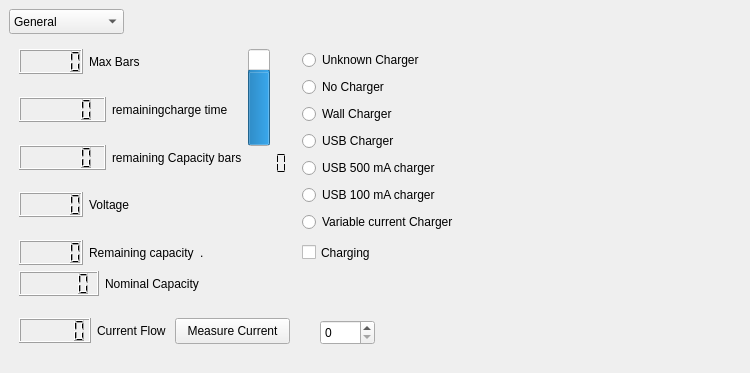
The window that examples/sysinfo/dialog_small_landscape.ui (qtproject/qt-mobility) describes before a commit, drawn with Qt 5.
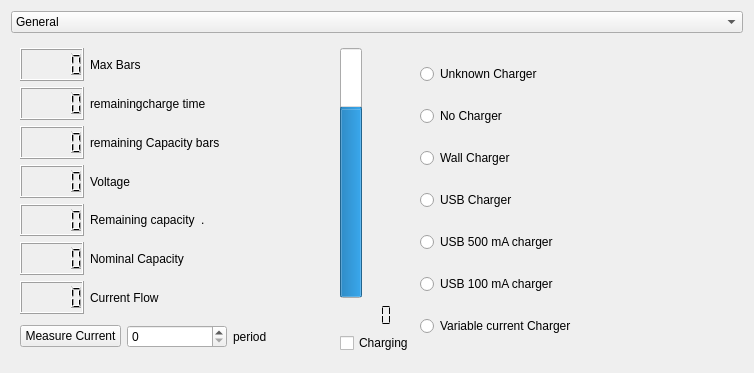
The same window after the commit. The open tabs and pages were chosen to show the change. Icons and pictures are not drawn.

Commit message: fix layout of batteryinfo

Diff of the .ui file:
```diff
--- a/examples/sysinfo/dialog_small_landscape.ui
+++ b/examples/sysinfo/dialog_small_landscape.ui
@@ -13,15 +13,9 @@
   <property name="windowTitle">
    <string>System Information</string>
   </property>
+  <layout class="QGridLayout" name="gridLayout_6">
+   <item row="0" column="0">
   <widget class="QComboBox" name="comboBox">
-   <property name="geometry">
-    <rect>
-     <x>9</x>
-     <y>9</y>
-     <width>115</width>
-     <height>25</height>
-    </rect>
-   </property>
    <item>
     <property name="text">
      <string>General</string>
@@ -78,15 +72,9 @@
     </property>
    </item>
   </widget>
+   </item>
+   <item row="1" column="0">
   <widget class="QStackedWidget" name="stackedWidget">
-   <property name="geometry">
-    <rect>
-     <x>10</x>
-     <y>40</y>
-     <width>732</width>
-     <height>313</height>
-    </rect>
-   </property>
    <property name="currentIndex">
     <number>0</number>
    </property>
@@ -674,41 +662,268 @@
     </layout>
    </widget>
    <widget class="QWidget" name="page_5">
+      <layout class="QGridLayout" name="gridLayout_10">
+       <item row="0" column="0" rowspan="2">
+        <layout class="QVBoxLayout" name="verticalLayout_3">
+         <item>
+          <layout class="QHBoxLayout" name="horizontalLayout_9">
+           <item>
+            <widget class="QLCDNumber" name="maxBarslcdNumber"/>
+           </item>
+           <item>
+            <widget class="QLabel" name="label_8">
+             <property name="text">
+              <string>Max Bars</string>
+             </property>
+            </widget>
+           </item>
+           <item>
+            <spacer name="horizontalSpacer_2">
+             <property name="orientation">
+              <enum>Qt::Horizontal</enum>
+             </property>
+             <property name="sizeHint" stdset="0">
+              <size>
+               <width>40</width>
+               <height>20</height>
+              </size>
+             </property>
+            </spacer>
+           </item>
+          </layout>
+         </item>
+         <item>
+          <layout class="QHBoxLayout" name="horizontalLayout_6">
+           <item>
+            <widget class="QLCDNumber" name="chargeTimelcdNumber"/>
+           </item>
+           <item>
+            <widget class="QLabel" name="label_5">
+             <property name="text">
+              <string>remainingcharge time</string>
+             </property>
+            </widget>
+           </item>
+           <item>
+            <spacer name="horizontalSpacer_3">
+             <property name="orientation">
+              <enum>Qt::Horizontal</enum>
+             </property>
+             <property name="sizeHint" stdset="0">
+              <size>
+               <width>40</width>
+               <height>20</height>
+              </size>
+             </property>
+            </spacer>
+           </item>
+          </layout>
+         </item>
+         <item>
+          <layout class="QHBoxLayout" name="horizontalLayout_8">
+           <item>
+            <widget class="QLCDNumber" name="remainingCapBarslcdNumber"/>
+           </item>
+           <item>
+            <widget class="QLabel" name="label_7">
+             <property name="text">
+              <string>remaining Capacity bars</string>
+             </property>
+            </widget>
+           </item>
+           <item>
+            <spacer name="horizontalSpacer_4">
+             <property name="orientation">
+              <enum>Qt::Horizontal</enum>
+             </property>
+             <property name="sizeHint" stdset="0">
+              <size>
+               <width>40</width>
+               <height>20</height>
+              </size>
+             </property>
+            </spacer>
+           </item>
+          </layout>
+         </item>
+         <item>
+          <layout class="QHBoxLayout" name="horizontalLayout_5">
+           <item>
+            <widget class="QLCDNumber" name="voltagelcdNumber"/>
+           </item>
+           <item>
+            <widget class="QLabel" name="label_4">
+             <property name="text">
+              <string>Voltage</string>
+             </property>
+            </widget>
+           </item>
+           <item>
+            <spacer name="horizontalSpacer_5">
+             <property name="orientation">
+              <enum>Qt::Horizontal</enum>
+             </property>
+             <property name="sizeHint" stdset="0">
+              <size>
+               <width>40</width>
+               <height>20</height>
+              </size>
+             </property>
+            </spacer>
+           </item>
+          </layout>
+         </item>
+         <item>
+          <layout class="QHBoxLayout" name="horizontalLayout_3">
+           <item>
+            <widget class="QLCDNumber" name="remainCaplcdNumber"/>
+           </item>
+           <item>
+            <widget class="QLabel" name="label_2">
+             <property name="text">
+              <string>Remaining capacity</string>
+             </property>
+            </widget>
+           </item>
+           <item>
+            <widget class="QLabel" name="energyMeasurementUnit">
+             <property name="text">
+              <string>.</string>
+             </property>
+            </widget>
+           </item>
+           <item>
+            <spacer name="horizontalSpacer_6">
+             <property name="orientation">
+              <enum>Qt::Horizontal</enum>
+             </property>
+             <property name="sizeHint" stdset="0">
+              <size>
+               <width>40</width>
+               <height>20</height>
+              </size>
+             </property>
+            </spacer>
+           </item>
+          </layout>
+         </item>
+         <item>
+          <layout class="QHBoxLayout" name="horizontalLayout_2">
+           <item>
+            <widget class="QLCDNumber" name="NominalCaplcdNumber"/>
+           </item>
+           <item>
+            <widget class="QLabel" name="label">
+             <property name="text">
+              <string>Nominal Capacity</string>
+             </property>
+            </widget>
+           </item>
+           <item>
+            <spacer name="horizontalSpacer_7">
+             <property name="orientation">
+              <enum>Qt::Horizontal</enum>
+             </property>
+             <property name="sizeHint" stdset="0">
+              <size>
+               <width>40</width>
+               <height>20</height>
+              </size>
+             </property>
+            </spacer>
+           </item>
+          </layout>
+         </item>
+         <item>
+          <layout class="QHBoxLayout" name="horizontalLayout_7">
+           <item>
+            <widget class="QLCDNumber" name="currentFLowlcdNumber"/>
+           </item>
+           <item>
+            <widget class="QLabel" name="label_6">
+             <property name="text">
+              <string>Current Flow</string>
+             </property>
+            </widget>
+           </item>
+           <item>
+            <spacer name="horizontalSpacer_8">
+             <property name="orientation">
+              <enum>Qt::Horizontal</enum>
+             </property>
+             <property name="sizeHint" stdset="0">
+              <size>
+               <width>40</width>
+               <height>20</height>
+              </size>
+             </property>
+            </spacer>
+           </item>
+          </layout>
+         </item>
+         <item>
+          <layout class="QHBoxLayout" name="horizontalLayout_4">
+           <item>
     <widget class="QPushButton" name="startMeasurementPushButton">
-     <property name="geometry">
-      <rect>
-       <x>165</x>
-       <y>278</y>
-       <width>115</width>
-       <height>26</height>
-      </rect>
-     </property>
      <property name="text">
       <string>Measure Current</string>
      </property>
     </widget>
-    <widget class="QCheckBox" name="chargingCheckBox">
-     <property name="geometry">
-      <rect>
-       <x>292</x>
-       <y>202</y>
-       <width>80</width>
-       <height>21</height>
-      </rect>
-     </property>
+           </item>
+           <item>
+            <widget class="QSpinBox" name="currentMeasurementSpinBox"/>
+           </item>
+           <item>
+            <widget class="QLabel" name="label_3">
      <property name="text">
-      <string>Charging</string>
-     </property>
-    </widget>
-    <widget class="QWidget" name="layoutWidget">
-     <property name="geometry">
-      <rect>
-       <x>292</x>
-       <y>9</y>
-       <width>179</width>
-       <height>185</height>
-      </rect>
-     </property>
+              <string>period</string>
+             </property>
+            </widget>
+           </item>
+          </layout>
+         </item>
+        </layout>
+       </item>
+       <item row="0" column="1">
+        <layout class="QVBoxLayout" name="verticalLayout_2">
+         <item>
+          <widget class="QProgressBar" name="batteryLevelBar">
+           <property name="sizePolicy">
+            <sizepolicy hsizetype="Fixed" vsizetype="MinimumExpanding">
+             <horstretch>0</horstretch>
+             <verstretch>0</verstretch>
+            </sizepolicy>
+           </property>
+           <property name="maximum">
+            <number>100</number>
+           </property>
+           <property name="value">
+            <number>75</number>
+           </property>
+           <property name="orientation">
+            <enum>Qt::Vertical</enum>
+           </property>
+          </widget>
+         </item>
+         <item>
+          <widget class="QLCDNumber" name="lcdNumber">
+           <property name="frameShape">
+            <enum>QFrame::NoFrame</enum>
+           </property>
+           <property name="frameShadow">
+            <enum>QFrame::Plain</enum>
+           </property>
+           <property name="numDigits">
+            <number>3</number>
+           </property>
+           <property name="segmentStyle">
+            <enum>QLCDNumber::Flat</enum>
+           </property>
+          </widget>
+         </item>
+        </layout>
+       </item>
+       <item row="0" column="2" rowspan="2">
      <layout class="QVBoxLayout" name="verticalLayout">
       <item>
        <widget class="QRadioButton" name="radioButton">
@@ -808,225 +1023,15 @@
        </widget>
       </item>
      </layout>
-    </widget>
-    <widget class="QWidget" name="layoutWidget">
-     <property name="geometry">
-      <rect>
-       <x>238</x>
-       <y>9</y>
-       <width>48</width>
-       <height>126</height>
-      </rect>
-     </property>
-     <layout class="QVBoxLayout" name="verticalLayout_2">
-      <item>
-       <widget class="QProgressBar" name="batteryLevelBar">
-        <property name="sizePolicy">
-         <sizepolicy hsizetype="Fixed" vsizetype="MinimumExpanding">
-          <horstretch>0</horstretch>
-          <verstretch>0</verstretch>
-         </sizepolicy>
-        </property>
-        <property name="maximum">
-         <number>100</number>
-        </property>
-        <property name="value">
-         <number>75</number>
-        </property>
-        <property name="orientation">
-         <enum>Qt::Vertical</enum>
-        </property>
-       </widget>
-      </item>
-      <item>
-       <widget class="QLCDNumber" name="lcdNumber">
-        <property name="frameShape">
-         <enum>QFrame::NoFrame</enum>
-        </property>
-        <property name="frameShadow">
-         <enum>QFrame::Plain</enum>
-        </property>
-        <property name="numDigits">
-         <number>3</number>
-        </property>
-        <property name="segmentStyle">
-         <enum>QLCDNumber::Flat</enum>
-        </property>
-       </widget>
-      </item>
-     </layout>
-    </widget>
-    <widget class="QWidget" name="layoutWidget">
-     <property name="geometry">
-      <rect>
-       <x>9</x>
-       <y>231</y>
-       <width>180</width>
-       <height>25</height>
-      </rect>
-     </property>
-     <layout class="QHBoxLayout" name="horizontalLayout_2">
-      <item>
-       <widget class="QLCDNumber" name="NominalCaplcdNumber"/>
-      </item>
-      <item>
-       <widget class="QLabel" name="label">
+       </item>
+       <item row="1" column="1">
+        <widget class="QCheckBox" name="chargingCheckBox">
         <property name="text">
-         <string>Nominal Capacity</string>
+          <string>Charging</string>
         </property>
        </widget>
       </item>
      </layout>
-    </widget>
-    <widget class="QWidget" name="layoutWidget">
-     <property name="geometry">
-      <rect>
-       <x>9</x>
-       <y>200</y>
-       <width>203</width>
-       <height>25</height>
-      </rect>
-     </property>
-     <layout class="QHBoxLayout" name="horizontalLayout_3">
-      <item>
-       <widget class="QLCDNumber" name="remainCaplcdNumber"/>
-      </item>
-      <item>
-       <widget class="QLabel" name="label_2">
-        <property name="text">
-         <string>Remaining capacity</string>
-        </property>
-       </widget>
-      </item>
-      <item>
-       <widget class="QLabel" name="energyMeasurementUnit">
-        <property name="text">
-         <string>.</string>
-        </property>
-       </widget>
-      </item>
-     </layout>
-    </widget>
-    <widget class="QWidget" name="layoutWidget">
-     <property name="geometry">
-      <rect>
-       <x>9</x>
-       <y>278</y>
-       <width>150</width>
-       <height>25</height>
-      </rect>
-     </property>
-     <layout class="QHBoxLayout" name="horizontalLayout_7">
-      <item>
-       <widget class="QLCDNumber" name="currentFLowlcdNumber"/>
-      </item>
-      <item>
-       <widget class="QLabel" name="label_6">
-        <property name="text">
-         <string>Current Flow</string>
-        </property>
-       </widget>
-      </item>
-     </layout>
-    </widget>
-    <widget class="QWidget" name="layoutWidget">
-     <property name="geometry">
-      <rect>
-       <x>9</x>
-       <y>152</y>
-       <width>119</width>
-       <height>25</height>
-      </rect>
-     </property>
-     <layout class="QHBoxLayout" name="horizontalLayout_5">
-      <item>
-       <widget class="QLCDNumber" name="voltagelcdNumber"/>
-      </item>
-      <item>
-       <widget class="QLabel" name="label_4">
-        <property name="text">
-         <string>Voltage</string>
-        </property>
-       </widget>
-      </item>
-     </layout>
-    </widget>
-    <widget class="QWidget" name="layoutWidget">
-     <property name="geometry">
-      <rect>
-       <x>9</x>
-       <y>105</y>
-       <width>223</width>
-       <height>25</height>
-      </rect>
-     </property>
-     <layout class="QHBoxLayout" name="horizontalLayout_8">
-      <item>
-       <widget class="QLCDNumber" name="remainingCapBarslcdNumber"/>
-      </item>
-      <item>
-       <widget class="QLabel" name="label_7">
-        <property name="text">
-         <string>remaining Capacity bars</string>
-        </property>
-       </widget>
-      </item>
-     </layout>
-    </widget>
-    <widget class="QWidget" name="layoutWidget">
-     <property name="geometry">
-      <rect>
-       <x>9</x>
-       <y>57</y>
-       <width>209</width>
-       <height>25</height>
-      </rect>
-     </property>
-     <layout class="QHBoxLayout" name="horizontalLayout_6">
-      <item>
-       <widget class="QLCDNumber" name="chargeTimelcdNumber"/>
-      </item>
-      <item>
-       <widget class="QLabel" name="label_5">
-        <property name="text">
-         <string>remainingcharge time</string>
-        </property>
-       </widget>
-      </item>
-     </layout>
-    </widget>
-    <widget class="QWidget" name="layoutWidget">
-     <property name="geometry">
-      <rect>
-       <x>9</x>
-       <y>9</y>
-       <width>128</width>
-       <height>25</height>
-      </rect>
-     </property>
-     <layout class="QHBoxLayout" name="horizontalLayout_9">
-      <item>
-       <widget class="QLCDNumber" name="maxBarslcdNumber"/>
-      </item>
-      <item>
-       <widget class="QLabel" name="label_8">
-        <property name="text">
-         <string>Max Bars</string>
-        </property>
-       </widget>
-      </item>
-     </layout>
-    </widget>
-    <widget class="QSpinBox" name="currentMeasurementSpinBox">
-     <property name="geometry">
-      <rect>
-       <x>310</x>
-       <y>280</y>
-       <width>55</width>
-       <height>25</height>
-      </rect>
-     </property>
-    </widget>
    </widget>
    <widget class="QWidget" name="page_6">
     <layout class="QGridLayout" name="gridLayout">
@@ -1730,6 +1735,8 @@
     </layout>
    </widget>
   </widget>
+   </item>
+  </layout>
  </widget>
  <resources>
   <include location="examples.qrc"/>
```
Lines whose indentation alone changed are shown as unchanged.
